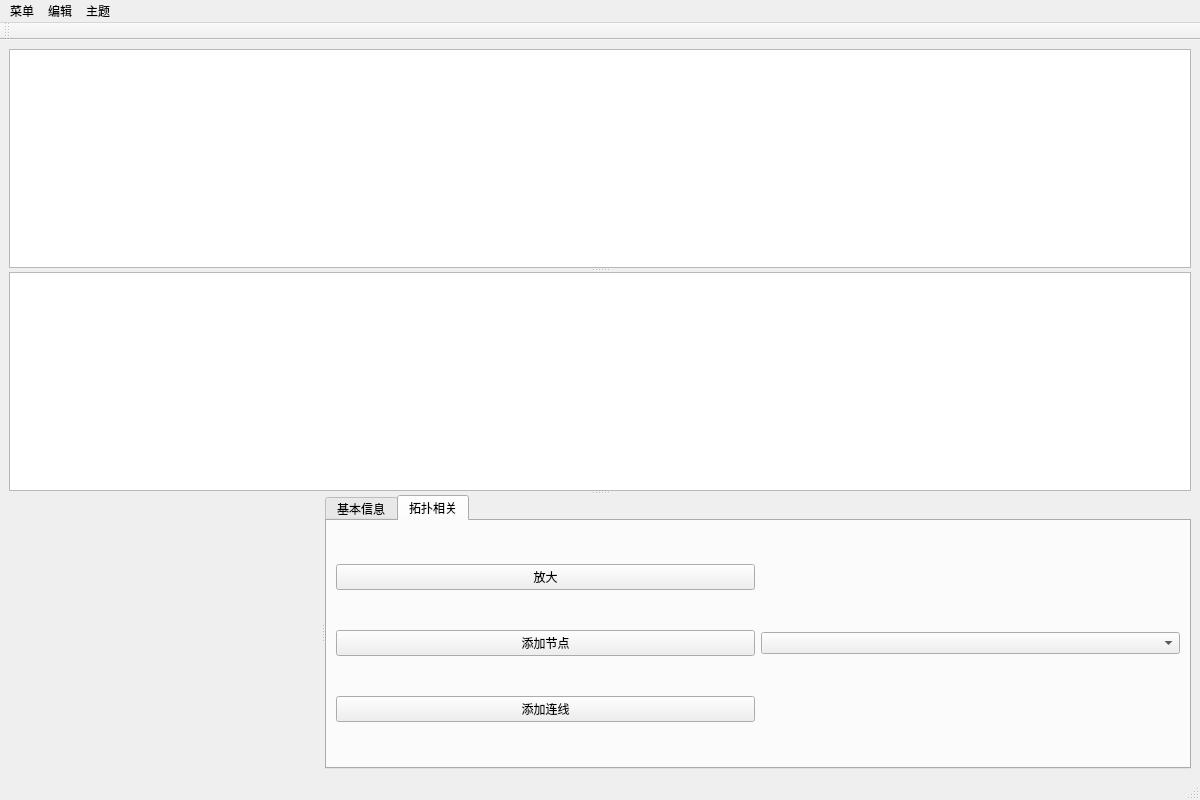
Old version of the form PageUI/mainPage.ui in the repository lxambulance/CoLoRagent.
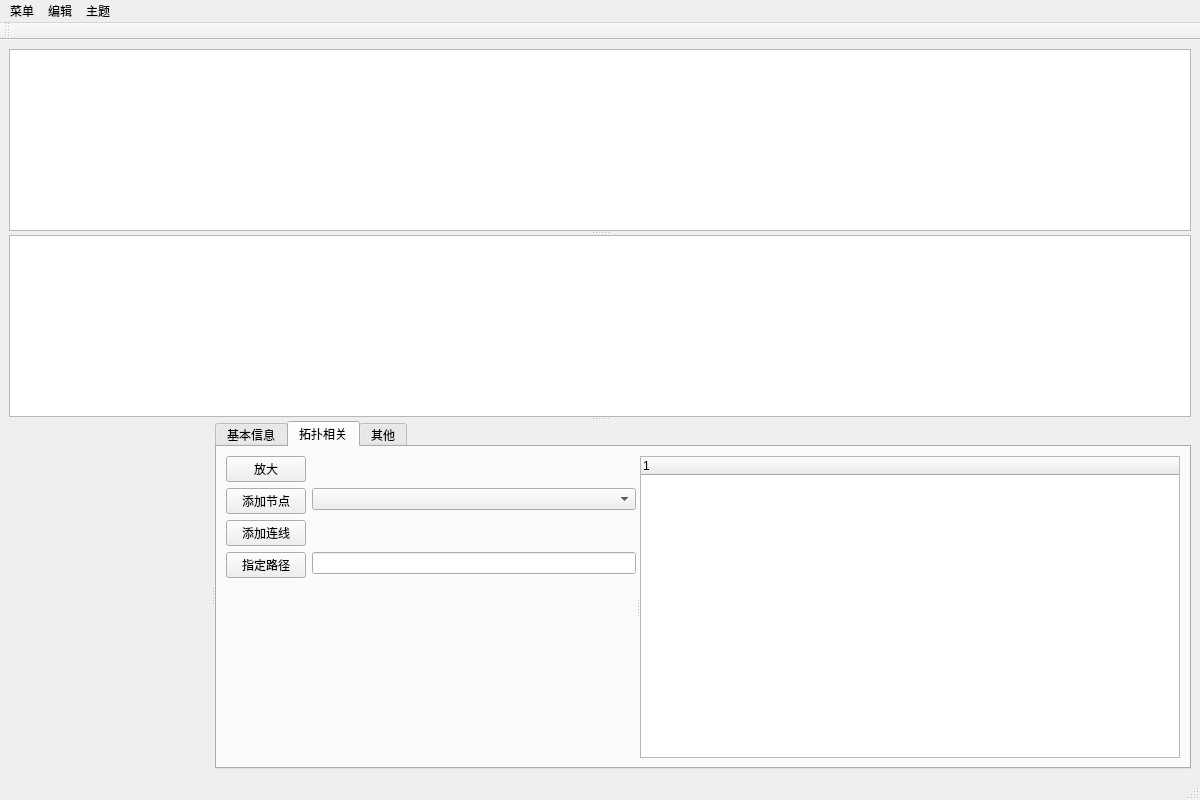
New version of the form. Icons and pictures are not drawn. Custom widgets are drawn as their Qt base class.

Commit message: feat(CoLorMonitor): 后端收data包显示接口；feat(MainPage): 前端收包显示框，拓扑路径选择按钮

```diff
--- a/PageUI/mainPage.ui
+++ b/PageUI/mainPage.ui
@@ -73,14 +73,31 @@
           <string>拓扑相关</string>
          </attribute>
          <layout class="QGridLayout" name="gridLayout">
-          <item row="2" column="0">
+          <item row="0" column="0">
+           <widget class="QSplitter" name="splitter_vertical_tab">
+            <property name="orientation">
+             <enum>Qt::Horizontal</enum>
+            </property>
+            <widget class="QWidget" name="layoutWidget">
+             <layout class="QFormLayout" name="formLayout">
+              <item row="0" column="0">
+               <widget class="QPushButton" name="scaling">
+                <property name="text">
+                 <string>放大</string>
+                </property>
+                <property name="checkable">
+                 <bool>true</bool>
+                </property>
+               </widget>
+              </item>
+              <item row="1" column="0">
            <widget class="QPushButton" name="addNode">
             <property name="text">
              <string>添加节点</string>
             </property>
            </widget>
           </item>
-          <item row="2" column="1">
+              <item row="1" column="1">
            <widget class="QComboBox" name="nodeType">
             <property name="currentText">
              <string/>
@@ -90,23 +107,58 @@
             </property>
            </widget>
           </item>
-          <item row="0" column="0">
-           <widget class="QPushButton" name="scaling">
-            <property name="text">
-             <string>放大</string>
-            </property>
-            <property name="checkable">
-             <bool>true</bool>
-            </property>
-           </widget>
-          </item>
-          <item row="3" column="0">
+              <item row="2" column="0">
            <widget class="QPushButton" name="addLine">
             <property name="text">
              <string>添加连线</string>
             </property>
             <property name="checkable">
              <bool>false</bool>
+                </property>
+               </widget>
+              </item>
+              <item row="3" column="0">
+               <widget class="QPushButton" name="choosePath">
+                <property name="text">
+                 <string>指定路径</string>
+                </property>
+               </widget>
+              </item>
+              <item row="3" column="1">
+               <widget class="QLineEdit" name="lineEdit">
+                <property name="readOnly">
+                 <bool>true</bool>
+                </property>
+               </widget>
+              </item>
+             </layout>
+            </widget>
+            <widget class="QTreeWidget" name="dataPktReceive">
+             <property name="minimumSize">
+              <size>
+               <width>300</width>
+               <height>300</height>
+              </size>
+             </property>
+             <column>
+              <property name="text">
+               <string notr="true">1</string>
+              </property>
+             </column>
+            </widget>
+           </widget>
+          </item>
+         </layout>
+        </widget>
+        <widget class="QWidget" name="otherTab">
+         <attribute name="title">
+          <string>其他</string>
+         </attribute>
+         <layout class="QGridLayout" name="gridLayout_2">
+          <item row="0" column="0">
+           <widget class="QLabel" name="todo">
+            <property name="text">
+             <string>TODO</string>
             </property>
            </widget>
           </item>
```
Lines whose indentation alone changed are shown as unchanged. The commit also changes 5 other files.
